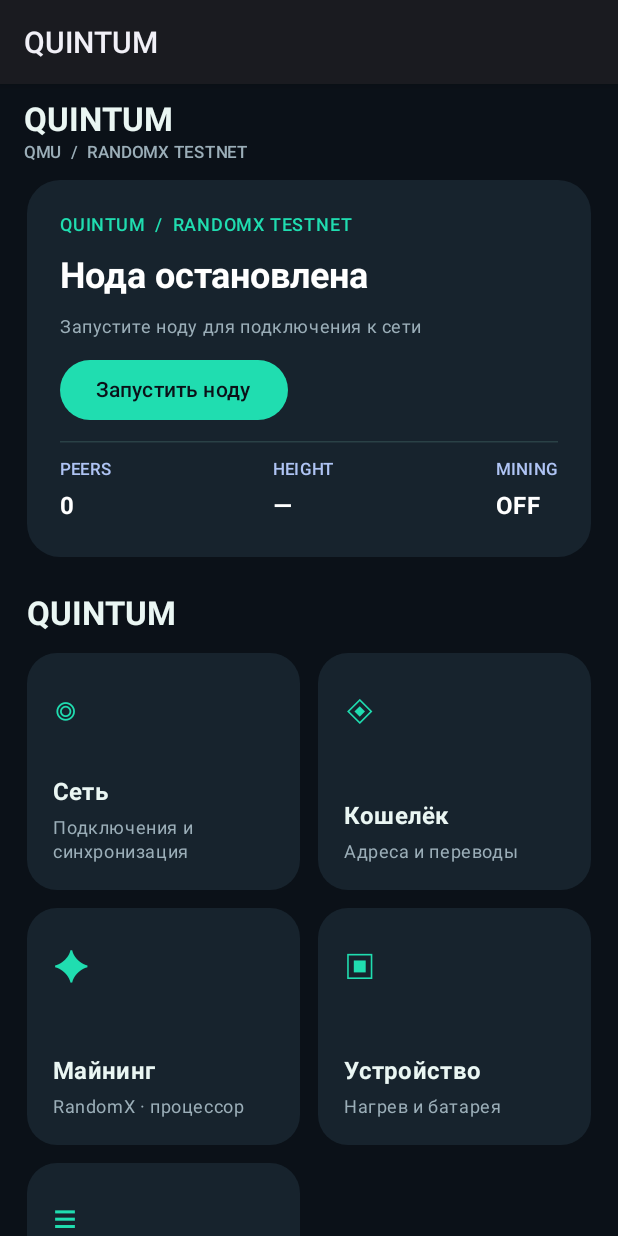
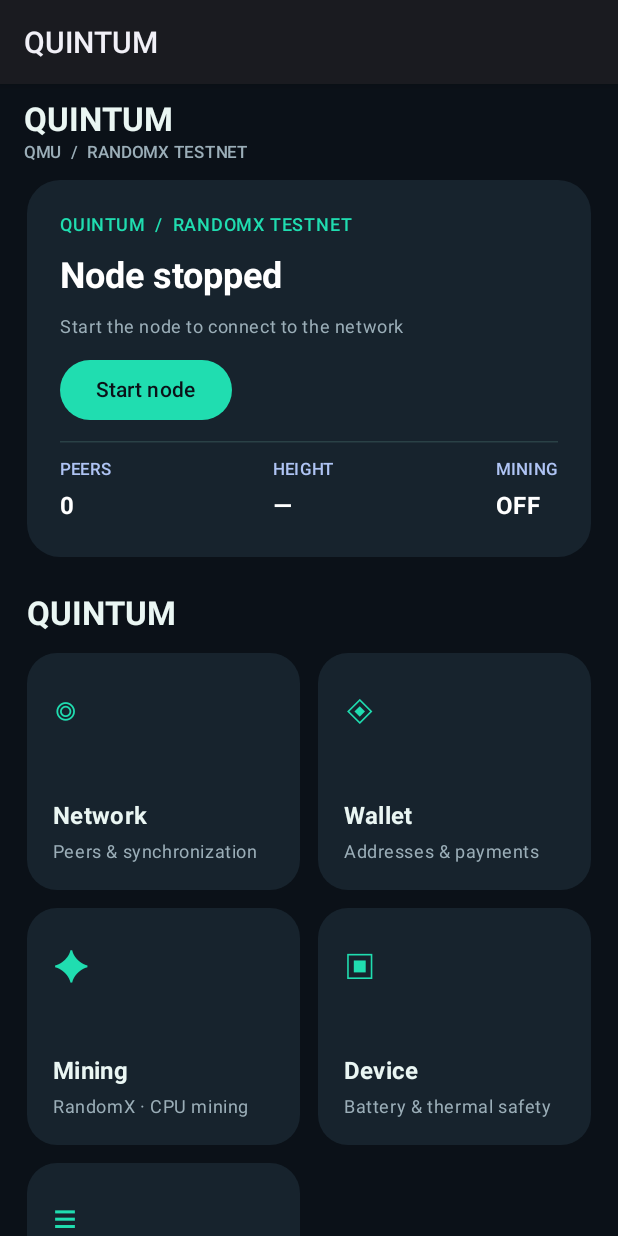
Before and after one commit to Sheff1981/quintum-core, an Android app built with Jetpack Compose: the screen it shows after launch (MainActivity), on a phone screen of 412 x 824 dp. Run offline under Robolectric (Android 15) with nearby library versions, the light colour scheme and no system bars; 1 statement that could not run was skipped.

Commit message:
fix(android-ui): enforce English-only QUINTUM interface labels

```diff
--- a/android/app/src/main/java/org/quintum/wallet/MainActivity.kt
+++ b/android/app/src/main/java/org/quintum/wallet/MainActivity.kt
@@ -93,11 +93,11 @@ private fun p2pDiagnosticMessage(code: Int): String {
 
 
 private enum class Page(val title: String, val subtitle: String, val symbol: String) {
-    Network("Сеть", "Подключения и синхронизация", "◎"),
-    Wallet("Кошелёк", "Адреса и переводы", "◈"),
-    Mining("Майнинг", "RandomX · процессор", "✦"),
-    Device("Устройство", "Нагрев и батарея", "▣"),
-    Diagnostics("Диагностика", "Ошибки и синхронизация", "≡")
+    Network("Network", "Peers & synchronization", "◎"),
+    Wallet("Wallet", "Addresses & payments", "◈"),
+    Mining("Mining", "RandomX · CPU mining", "✦"),
+    Device("Device", "Battery & thermal safety", "▣"),
+    Diagnostics("Diagnostics", "Local events & sync progress", "≡")
 }
 
 class MainActivity : ComponentActivity() {
@@ -242,7 +242,7 @@ private fun QuintumHome() {
                 }
             },
             navigationIcon = {
-                if (page != null) TextButton(onClick = { page = null }) { Text("‹ Назад") }
+                if (page != null) TextButton(onClick = { page = null }) { Text("‹ Back") }
             },
             colors = TopAppBarDefaults.topAppBarColors(containerColor = Canvas)
         )
@@ -257,13 +257,13 @@ private fun QuintumHome() {
                     Column(modifier = Modifier.padding(22.dp), verticalArrangement = Arrangement.spacedBy(10.dp)) {
                         Text("QUINTUM  /  RANDOMX TESTNET", style = MaterialTheme.typography.labelMedium, color = Green)
                         Text(
-                            if (nodeRunning) "Нода запущена" else if (startRequested) "Подключение…" else "Нода остановлена",
+                            if (nodeRunning) "Node running" else if (startRequested) "Connecting…" else "Node stopped",
                             style = MaterialTheme.typography.headlineSmall,
                             color = Color.White,
                             fontWeight = FontWeight.Bold
                         )
                         Text(
-                            if (nodeRunning) "QUINTUM Core работает на устройстве" else if (startRequested) "Запуск блокчейна и поиск узлов" else "Запустите ноду для подключения к сети",
+                            if (nodeRunning) "QUINTUM Core is active" else if (startRequested) "Initializing blockchain and discovering peers" else "Start the node to connect to the network",
                             color = Muted,
                             style = MaterialTheme.typography.bodySmall
                         )
@@ -280,7 +280,7 @@ private fun QuintumHome() {
                                     nodeError = "Android cannot start node service: ${e.javaClass.simpleName}"
                                     startRequested = false
                                 }
-                            }, enabled = !startRequested) { Text(if (startRequested) "Запуск…" else "Запустить ноду") }
+                            }, enabled = !startRequested) { Text(if (startRequested) "Starting…" else "Start node") }
                         }
                         if (nodeError.isNotBlank()) Text(nodeError, color = Color(0xFFFFC9C9))
                         HorizontalDivider(color = PanelBorder)
```
